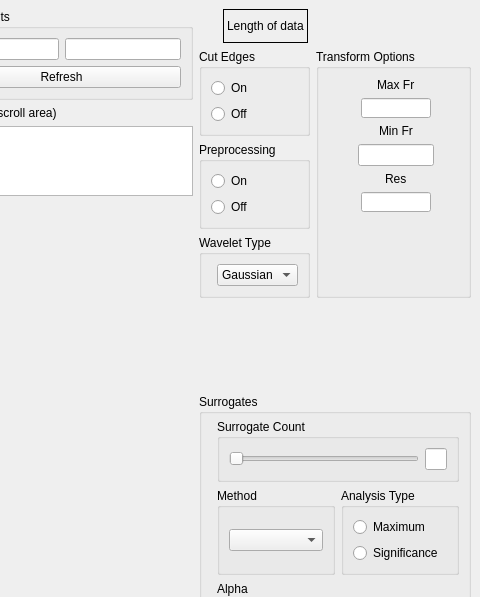
First picture: the form in res/layout/window_phase_coherence.ui, repository luphysics/PyMODA, before the edit; both pictures show x 1016 to 1496 and y 0 to 597 of the 1496 by 765 pixel window.
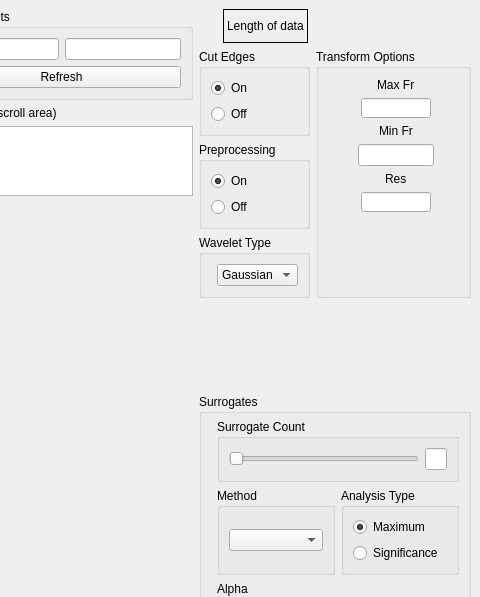
Second picture: the form after the edit. Custom widgets are drawn as their Qt base class.

Commit message: Check radio buttons in .ui files

```diff
--- a/res/layout/window_phase_coherence.ui
+++ b/res/layout/window_phase_coherence.ui
@@ -226,6 +226,9 @@
                       <property name="text">
                        <string>Maximum</string>
                       </property>
+                      <property name="checked">
+                       <bool>true</bool>
+                      </property>
                      </widget>
                     </item>
                     <item>
@@ -308,6 +311,9 @@
                  <property name="text">
                   <string>On</string>
                  </property>
+                 <property name="checked">
+                  <bool>true</bool>
+                 </property>
                 </widget>
                </item>
                <item row="1" column="0">
@@ -331,6 +337,9 @@
                  <property name="text">
                   <string>On</string>
                  </property>
+                 <property name="checked">
+                  <bool>true</bool>
+                 </property>
                 </widget>
                </item>
                <item row="1" column="0">
```
The commit also changes 5 other files.
